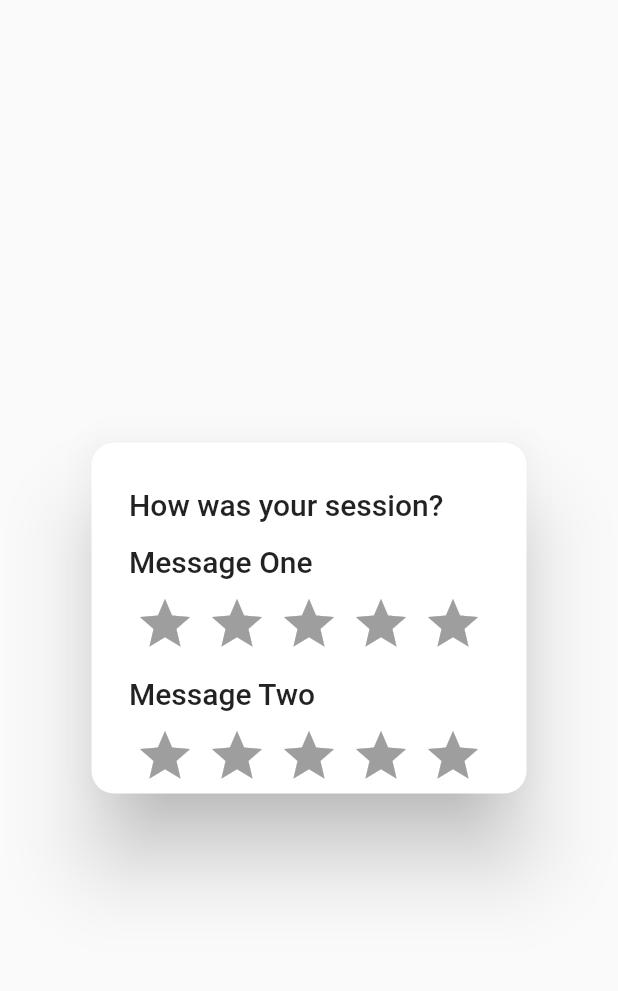
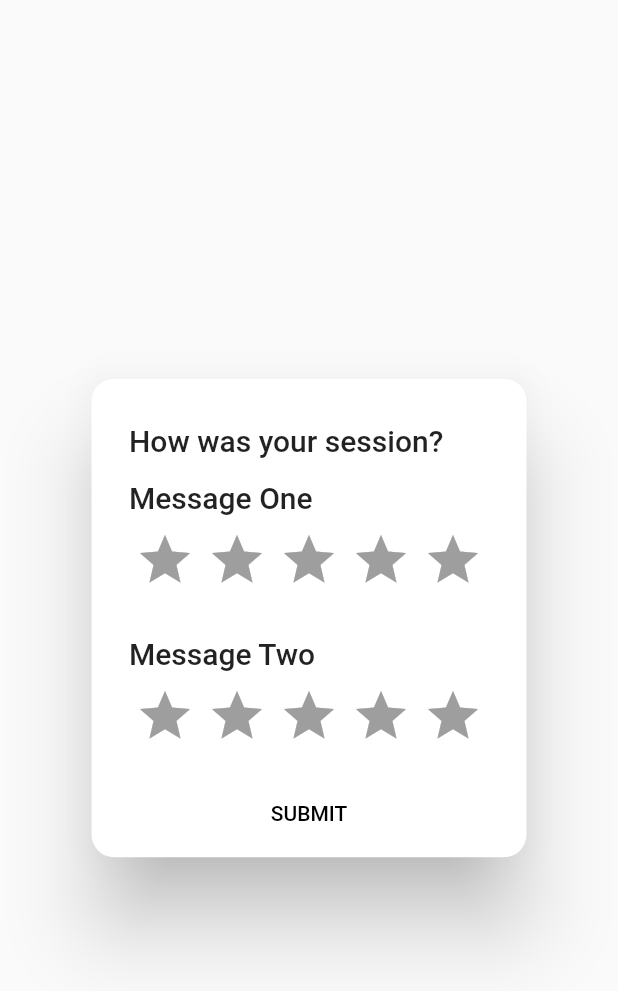
Before and after one commit to deepraj02/duo_rating_dialog, a Flutter app: the DuoRatingDialog widget shown alone on an empty page, opened directly, on a phone screen of 412 x 824 dp. Shown: the top 991 px of the screen. Run offline on Flutter 3.47's test engine with Material 2 defaults, Android fonts, the phone set to English and light mode, and no system bars; drawn by our look-alikes of flutter_rating_bar.

Commit message:
updated to now show rating status

```diff
--- a/lib/duo_rating_dialog.dart
+++ b/lib/duo_rating_dialog.dart
@@ -10,9 +10,42 @@ class RatingDialogResponse {
   /// The user's second rating
   double ratingTwo;
 
+  String get getRatingOneStatus {
+    if (ratingOne == 1.0) {
+      return 'Poor';
+    } else if (ratingOne == 2.0) {
+      return 'Below Average';
+    } else if (ratingOne == 3.0) {
+      return 'Average';
+    } else if (ratingOne == 4.0) {
+      return 'Above Average';
+    } else if (ratingOne == 5.0) {
+      return 'Excellent';
+    } else {
+      return '';
+    }
+  }
+
+  String get getRatingTwoStatus {
+    if (ratingTwo == 1.0) {
+      return 'Poor';
+    } else if (ratingTwo == 2.0) {
+      return 'Below Average';
+    } else if (ratingTwo == 3.0) {
+      return 'Average';
+    } else if (ratingTwo == 4.0) {
+      return 'Above Average';
+    } else if (ratingTwo == 5.0) {
+      return 'Excellent';
+    } else {
+      return '';
+    }
+  }
+
   RatingDialogResponse({this.ratingOne = 0.0, this.ratingTwo = 0.0});
 }
 
+// ignore: must_be_immutable
 class DuoRatingDialog extends StatefulWidget {
   /// The dialog's title
   final Text title;
@@ -126,7 +159,14 @@ class _DuoRatingDialogState extends State<DuoRatingDialog> {
                     ),
                   ),
                   const SizedBox(
-                    height: 15,
+                    height: 5.0,
+                  ),
+                  Text(
+                    _response!.getRatingOneStatus,
+                    textScaleFactor: 0.7,
+                  ),
+                  const SizedBox(
+                    height: 10,
                   ),
                   //Question Two
                   widget.messageTwo,
@@ -152,6 +192,27 @@ class _DuoRatingDialogState extends State<DuoRatingDialog> {
                       ),
                     ),
                   ),
+                  const SizedBox(
+                    height: 5.0,
+                  ),
+                  Text(
+                    _response!.getRatingTwoStatus,
+                    textScaleFactor: 0.7,
+                  ),
+                  TextButton(
+                    onPressed:
+                        _response!.ratingOne == 0 || _response!.ratingTwo == 0
+                            ? null
+                            : () {
+                                if (!widget.force) Navigator.pop(context);
+                                widget.onSubmitted.call(_response!);
+                              },
+                    child: Text(
+                      widget.submitButtonText,
+                      style: widget.submitButtonTextStyle,
+                    ),
+                  ),
+
                   if (!widget.force &&
                       widget.onCancelled != null &&
                       widget.showCloseButton) ...[
--- a/pubspec.yaml
+++ b/pubspec.yaml
@@ -1,7 +1,7 @@
 name: duo_rating_dialog
 description: An extended version of the rating_dialog package. Allows user to
   rate two Star Rating bars.
-version: 0.0.1
+version: 0.0.2
 homepage: https://github.com/vipinkashyap/duo_rating_dialog
 
 environment:
```
Also changed, not shown: 2 other files.
